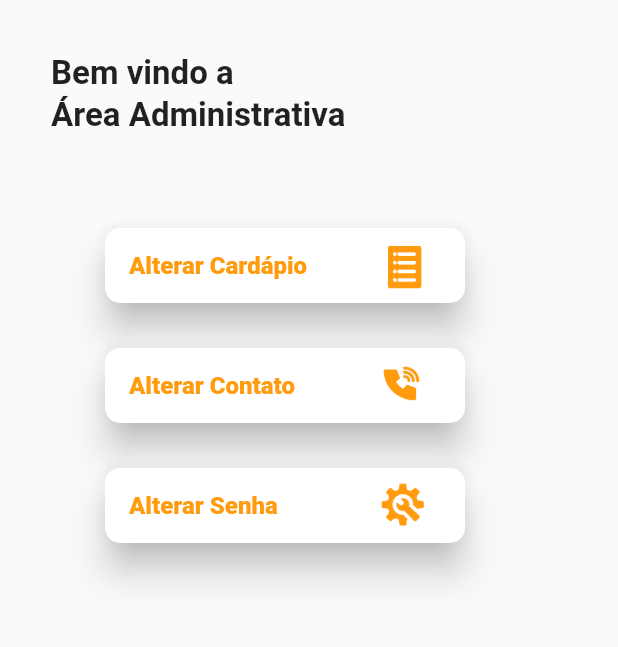
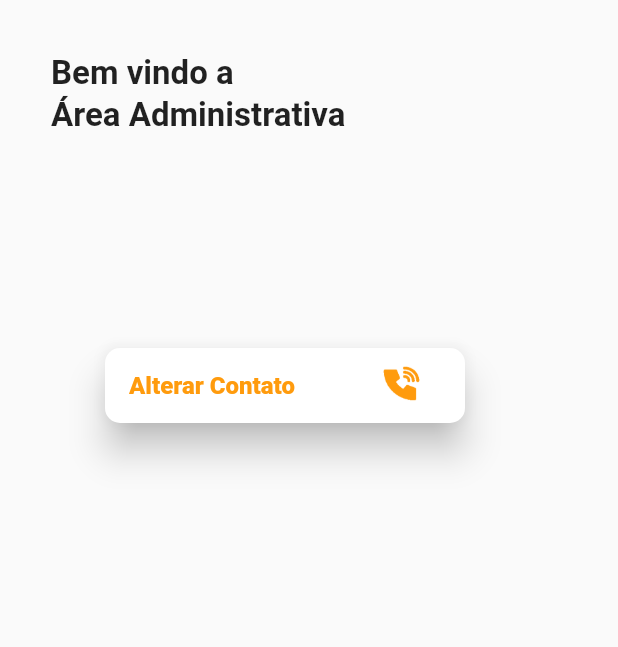
Before and after one commit to Kelvisck/PatoBurguer, a Flutter app: the screen it shows after launch, on a phone screen of 412 x 824 dp, the part 120-767 px from its top. Run offline on Flutter 3.47's test engine with Material 2 defaults, Android fonts, the light colour scheme and no system bars; our stand-ins replace firebase_auth, firebase_core, google_sign_in; accounts and stored records are empty; project files that could hold a hidden picture were left out.

Commit message:
feat: mais otimizações na tela adm

```diff
--- a/lib/adm_page.dart
+++ b/lib/adm_page.dart
@@ -1,4 +1,5 @@
 import 'package:flutter/material.dart';
+import 'package:pato_burguer/alterarContato.dart';
 import 'package:pato_burguer/assets/widgetsFunctions.dart';
 import './assets/constantes.dart';
 //import 'package:google_sign_in/google_sign_in.dart';
@@ -49,27 +50,26 @@ class AdmPage extends StatelessWidget {
           top: 144,
           left: 34,
         ),
-        Positioned(
+        // ----------- botao 1 --------------------------------------------------//
+        /*Positioned(
             top: 232,
             left: 70,
-            child: butaoAdm(
-                'Alterar Cardápio', 'lib/assets/recursos/cardapio.png')),
+            child: butaoAdm('Alterar Cardápio',
+                'lib/assets/recursos/cardapio.png', context, cardapioAltera())),*/
 
-        // ----------- botao 1 --------------------------------------------------//
+        // botao 2  -------------------------------------------------------------//
+
         Positioned(
             top: 312,
             left: 70,
-            child:
-                butaoAdm('Alterar Contato', 'lib/assets/recursos/contato.png')),
+            child: butaoAdm('Alterar Contato',
+                'lib/assets/recursos/contato.png', context, AlterarContato())),
 
-        // botao 2 /\ -------------------------------------------------------------//
-
-        Positioned(
+        //----------------botao 3 ---------------------------
+        /* Positioned(
             top: 392,
             left: 70,
-            child: butaoAdm('Alterar Senha', 'lib/assets/recursos/config.png')),
-
-        //----------------botao 3 /\---------------------------
+            child: butaoAdm('Alterar Senha', 'lib/assets/recursos/config.png', context, reset-password-page())),*/
       ],
     ));
   }
--- a/lib/assets/widgetsFunctions.dart
+++ b/lib/assets/widgetsFunctions.dart
@@ -1,4 +1,5 @@
 import 'package:flutter/material.dart';
+import 'package:pato_burguer/alterarContato.dart';
 import 'constantes.dart';
 
 Widget titulosApp(String texto) {
@@ -120,9 +121,12 @@ Widget redesSociais(String icon, String texto) {
 
 //-------------------------------------------- ADM----------------------------------------------
 
-Widget butaoAdm(String texto, String icone) {
+Widget butaoAdm(
+    String texto, String icone, BuildContext context, Widget destino) {
   return ElevatedButton(
-    onPressed: () {},
+    onPressed: () {
+      Navigator.push(context, MaterialPageRoute(builder: (context) => destino));
+    },
     style: ButtonStyle(
         fixedSize: MaterialStateProperty.all<Size>(Size(240, 50)),
         backgroundColor:
```
